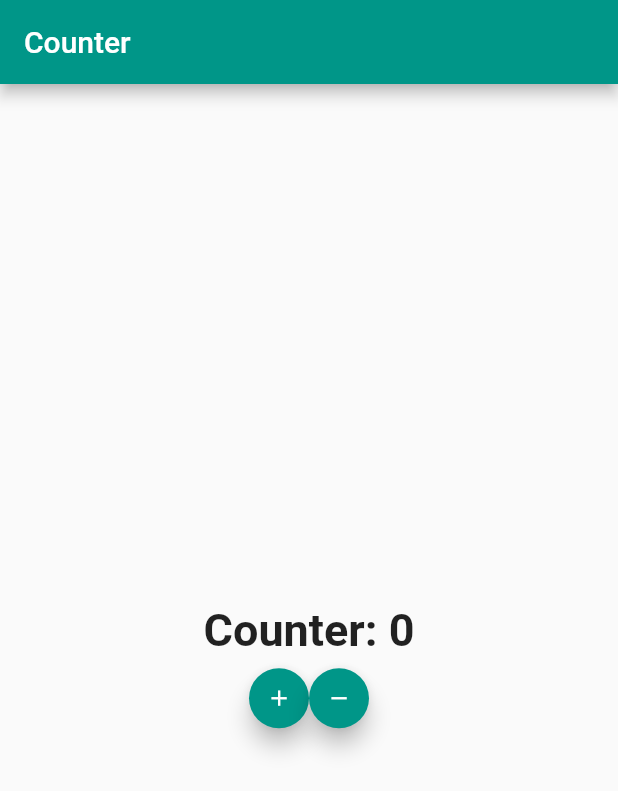
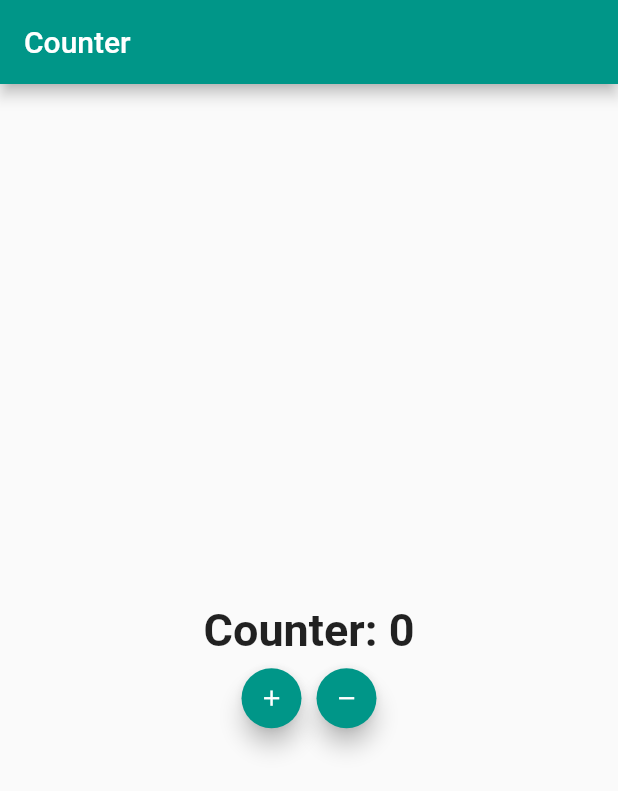
Before and after one commit to farhan-besquare/Flutter_Bloc_Excercises, a Flutter app: the screen it shows after launch, on a phone screen of 412 x 824 dp. Shown: the top 791 px of the screen. Run offline on Flutter 3.47's test engine with Material 2 defaults, Android fonts, the phone set to English and light mode, and no system bars; our stand-ins replace flutter_bloc.

Commit message:
layout restructure

```diff
--- a/lib/main.dart
+++ b/lib/main.dart
@@ -57,16 +57,17 @@ class _MyHomePageState extends State<MyHomePage> {
             Row(
               mainAxisAlignment: MainAxisAlignment.center,
               children: [
-                Container(
+                Padding(
+                  padding: const EdgeInsets.only(right: 10.0),
+                  child: Container(
                     height: 40,
                     width: 40,
                     child: FittedBox(
                       child: FloatingActionButton(
-                        key: const Key(
-                            'counterView_increment_floatingActionButton'),
                           child: const Icon(Icons.add),
                           onPressed: () =>
                               context.read<BlocCounterCubit>().increment()),
+                    ),
                   ),
                 ),
                 Container(
@@ -74,8 +75,6 @@ class _MyHomePageState extends State<MyHomePage> {
                   width: 40,
                   child: FittedBox(
                     child: FloatingActionButton(
-                        key: const Key(
-                            'counterView_decrement_floatingActionButton'),
                         child: const Icon(Icons.remove),
                         onPressed: () =>
                             context.read<BlocCounterCubit>().decrement()),
```
Lines whose indentation alone changed are shown as unchanged.
